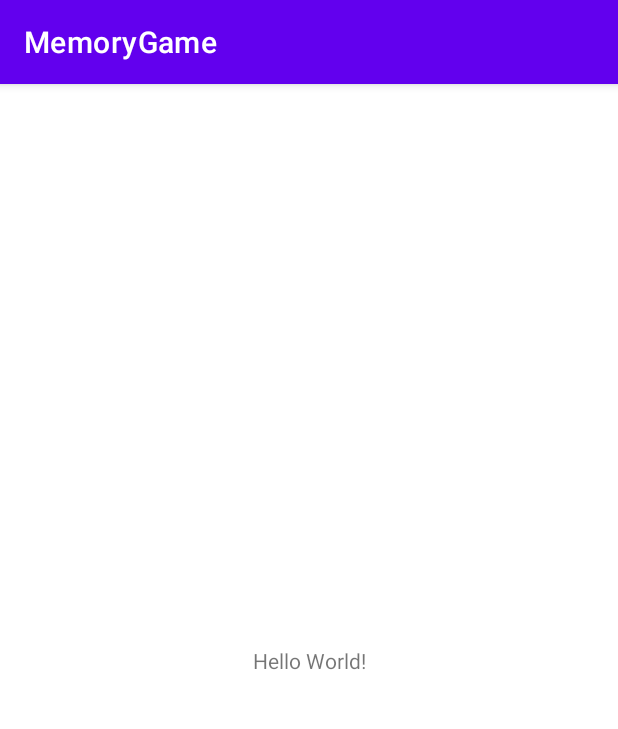
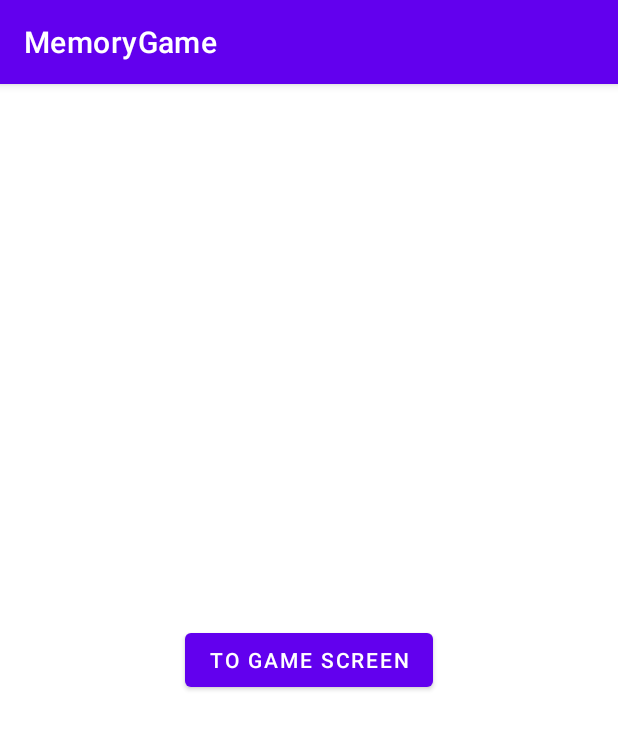
Before and after one commit to katherine-co/CS4750-MemoryGame, an Android app: the screen it shows after launch (MainActivity), on a phone screen of 412 x 824 dp. Shown: the top 729 px of the screen. Run offline under Robolectric (Android 15) with nearby library versions, the phone set to English and light mode, and no system bars.

Commit message:
Added game screen

```diff
--- a/app/build.gradle
+++ b/app/build.gradle
@@ -7,7 +7,7 @@ android {
     compileSdk 32
 
     defaultConfig {
-        applicationId "com.bignerdranch.android.memoryGame"
+        applicationId "com.android.memoryGame"
         minSdk 24
         targetSdk 32
         versionCode 1
--- /dev/null
+++ b/app/src/main/java/com/android/memoryGame/MainActivity.kt
@@ -0,0 +1,28 @@
+package com.android.memoryGame
+
+import androidx.appcompat.app.AppCompatActivity
+import android.os.Bundle
+import com.android.memoryGame.R
+
+import android.content.Intent
+import android.widget.Button
+import androidx.core.content.ContextCompat.startActivity
+
+
+
+
+class MainActivity : AppCompatActivity() {
+
+    private lateinit var b1: Button
+
+    override fun onCreate(savedInstanceState: Bundle?) {
+        super.onCreate(savedInstanceState)
+        setContentView(R.layout.activity_main)
+
+        b1 = findViewById(R.id.game_button)
+        b1.setOnClickListener {
+            val i = Intent(this,GameScreen::class.java)
+            startActivity(i)
+        }
+    }
+}
--- a/app/src/main/res/layout/activity_main.xml
+++ b/app/src/main/res/layout/activity_main.xml
@@ -5,7 +5,7 @@
 	xmlns:app="http://schemas.android.com/apk/res-auto"
     android:layout_width="match_parent"
     android:layout_height="match_parent"
-    tools:context=".MainActivity">
+    tools:context="com.android.memoryGame.MainActivity">
 
     <TextView
         android:layout_width="wrap_content"
@@ -16,4 +16,14 @@
 		app:layout_constraintRight_toRightOf="parent"
 		app:layout_constraintTop_toTopOf="parent"/>
 
+	<Button
+		android:id="@+id/game_button"
+		android:layout_width="wrap_content"
+		android:layout_height="wrap_content"
+		android:text="To Game Screen"
+		app:layout_constraintBottom_toBottomOf="parent"
+		app:layout_constraintLeft_toLeftOf="parent"
+		app:layout_constraintRight_toRightOf="parent"
+		app:layout_constraintTop_toTopOf="parent" />
+
 </androidx.constraintlayout.widget.ConstraintLayout>
```
Also changed, not shown: app/src/main/AndroidManifest.xml (+11 -2 lines), app/src/main/java/com/android/memoryGame/GameScreen.kt (added, +26 -0 lines), app/src/main/java/com/bignerdranch/android/memoryGame/MainActivity.kt (deleted, +0 -11 lines), app/src/main/res/layout/game_screen.xml (added, +17 -0 lines), 4 other files.
